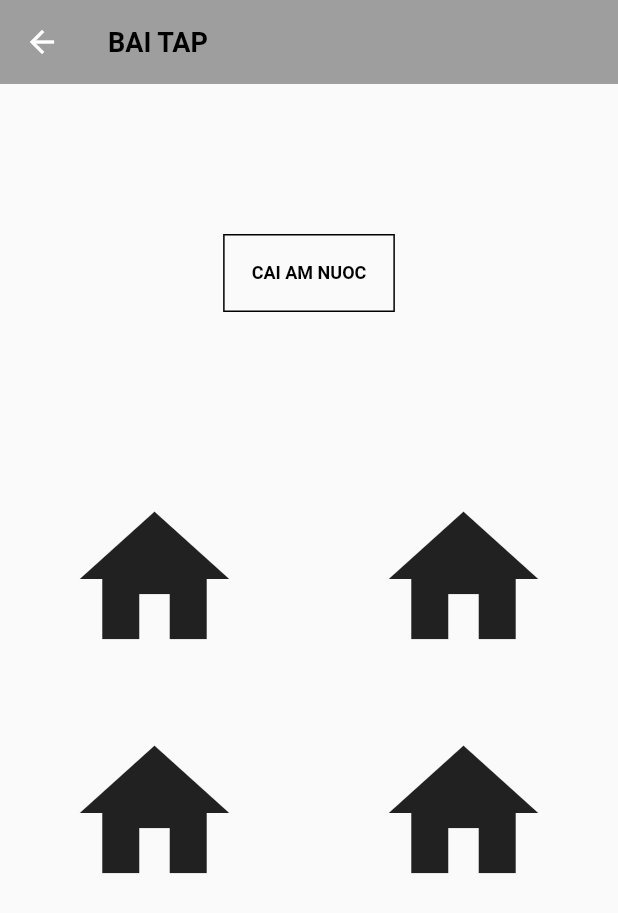
After one commit to Truong-AQ/FrontEndProject, a Flutter app: the SingleChoice screen opened directly, on a phone screen of 412 x 824 dp. The commit adds this screen. Shown: the top 913 px of the screen. Run offline on Flutter 3.47's test engine with Material 2 defaults, Android fonts, the phone set to English and light mode, and no system bars; our stand-ins replace state_notifier; missing offline and left inert: flutter_state_notifier.

Commit message:
screen-singlechoice

```diff
--- a/lib/main.dart
+++ b/lib/main.dart
@@ -1,5 +1,6 @@
 import 'package:flutter/material.dart';
 import 'package:project/screens/login/ui.dart';
+import 'package:project/screens/questions/single_choice/ui.dart';
 import 'package:project/screens/register/ui.dart';
 
 void main() {
@@ -21,7 +22,7 @@ class Test extends StatelessWidget {
     return TextButton(
         onPressed: () {
           Navigator.push(context, MaterialPageRoute(builder: (_) {
-            return Register.withDependency();
+            return SingleChoice.withDependency();
           }));
         },
         child: Text('Enter'));
--- a/lib/resources/colors.dart
+++ b/lib/resources/colors.dart
@@ -9,3 +9,4 @@ const color4 = Colors.white;
 const color5 = Color(0xFF1C18EF);
 const color6 = Color(0xFF5CF286);
 const color7 = Colors.red;
+const color8 = Colors.grey;
--- a/lib/resources/dimens.dart
+++ b/lib/resources/dimens.dart
@@ -10,3 +10,4 @@ const dimen9 = 16.0;
 const dimen10 = 0.655;
 const dimen11 = 60;
 const dimen12 = 18.0;
+const dimen13 = 120.0;
--- /dev/null
+++ b/lib/screens/questions/single_choice/data.dart
@@ -0,0 +1,11 @@
+class LoginData {
+  String name, password;
+  bool process = false;
+  LoginData copy() {
+    final clone = LoginData();
+    clone.name = name;
+    clone.password = password;
+    clone.process = process;
+    return clone;
+  }
+}
--- /dev/null
+++ b/lib/screens/questions/single_choice/ui.dart
@@ -0,0 +1,74 @@
+import 'package:flutter/cupertino.dart';
+import 'package:flutter/material.dart';
+import 'package:project/resources/colors.dart';
+import 'package:project/resources/dimens.dart';
+import 'package:project/resources/styles.dart';
+import 'package:project/widgets/loading.dart';
+import 'package:provider/provider.dart';
+import 'package:project/screens/login/controller.dart';
+import 'package:project/screens/login/data.dart';
+import 'package:flutter_state_notifier/flutter_state_notifier.dart';
+
+class SingleChoice extends StatelessWidget {
+  static withDependency() {
+    return StateNotifierProvider<LoginController, LoginData>(
+        create: (_) => LoginController(), child: SingleChoice());
+  }
+
+  @override
+  Widget build(BuildContext context) {
+    return Scaffold(
+        appBar: AppBar(
+            backgroundColor: color8,
+            title: Text('BAI TAP',
+                style: TextStyle(
+                    fontSize: dimen12,
+                    color: color2,
+                    fontWeight: FontWeight.bold)),
+            elevation: 0),
+        body: LayoutBuilder(builder: (context, constraint) {
+          return SingleChildScrollView(
+            child: ConstrainedBox(
+              constraints: BoxConstraints(minHeight: constraint.maxHeight),
+              child: IntrinsicHeight(
+                  child: Column(
+                children: [
+                  _buildQuestion(context),
+                  _buildAnswer(context),
+                ],
+              )),
+            ),
+          );
+        }));
+  }
+
+  Widget _buildQuestion(BuildContext context) {
+    return Container(
+      margin: EdgeInsets.only(top: dimen1, bottom: dimen1),
+      padding: EdgeInsets.all(dimen12),
+      decoration: BoxDecoration(border: Border.all()),
+      child: Text('CAI AM NUOC',
+          style: TextStyle(
+              color: color2, fontWeight: FontWeight.bold, fontSize: dimen3)),
+    );
+  }
+
+  Widget _buildAnswer(BuildContext context) {
+    return Table(
+      children: [
+        TableRow(children: [
+          _buildCellRow(Icon(Icons.home, size: dimen13)),
+          _buildCellRow(Icon(Icons.home, size: dimen13))
+        ]),
+        TableRow(children: [
+          _buildCellRow(Icon(Icons.home, size: dimen13)),
+          _buildCellRow(Icon(Icons.home, size: dimen13))
+        ])
+      ],
+    );
+  }
+
+  Widget _buildCellRow(Widget child) {
+    return Container(padding: EdgeInsets.all(dimen12), child: child);
+  }
+}
```
Also changed, not shown: lib/screens/questions/single_choice/api.dart (added, +13 -0 lines), lib/screens/questions/single_choice/controller.dart (added, +33 -0 lines).
